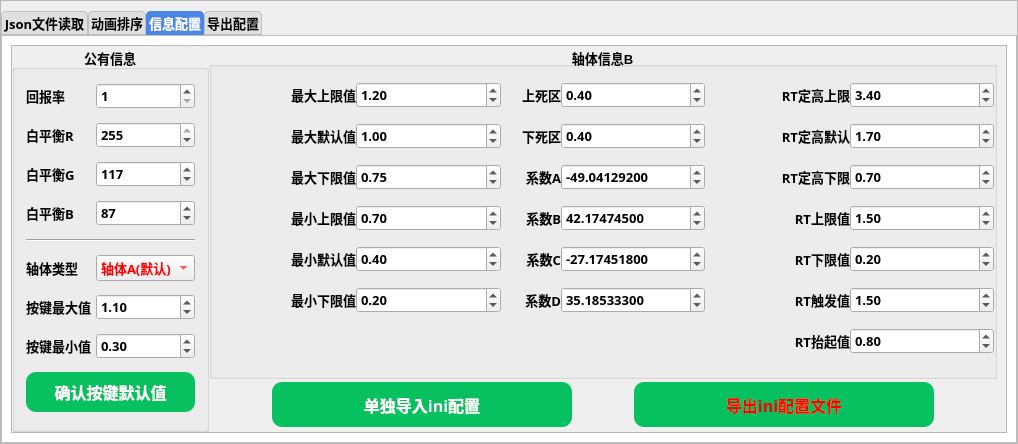
Qt form GY_FunctionUi/GY_GenerateBinFile.ui (GuangYanJiaoHu/GY_KeyMatrixConverter) before a commit.
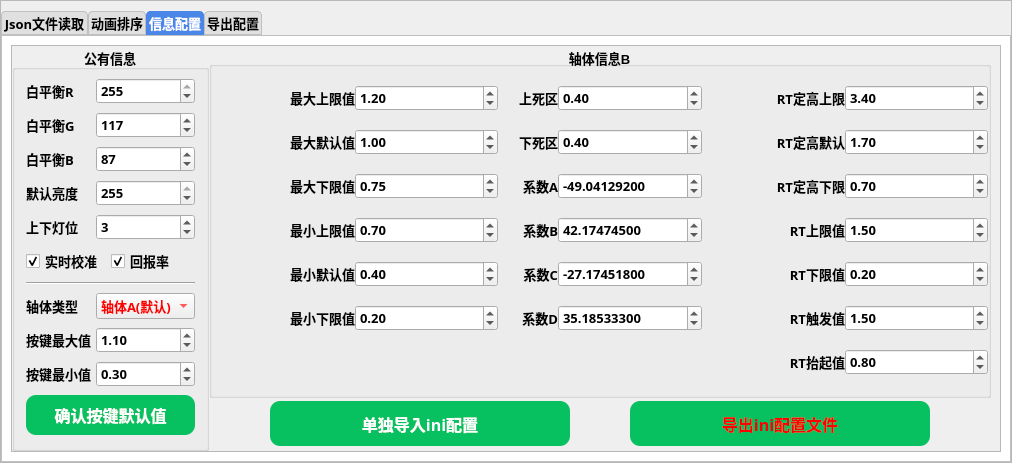
The same form after that commit. The open tabs and pages were chosen to show the change.

```diff
--- a/GY_FunctionUi/GY_GenerateBinFile.ui
+++ b/GY_FunctionUi/GY_GenerateBinFile.ui
@@ -6,8 +6,8 @@
    <rect>
     <x>0</x>
     <y>0</y>
-    <width>1018</width>
-    <height>444</height>
+    <width>1012</width>
+    <height>463</height>
    </rect>
   </property>
   <property name="windowTitle">
@@ -104,8 +104,8 @@
           <rect>
            <x>0</x>
            <y>0</y>
-           <width>1016</width>
-           <height>442</height>
+           <width>1010</width>
+           <height>461</height>
           </rect>
          </property>
          <property name="font">
@@ -775,8 +775,8 @@
                   <rect>
                    <x>0</x>
                    <y>0</y>
-                   <width>990</width>
-                   <height>378</height>
+                   <width>984</width>
+                   <height>397</height>
                   </rect>
                  </property>
                  <layout class="QGridLayout" name="gridLayout_7">
@@ -850,7 +850,224 @@
                      <property name="spacing">
                       <number>0</number>
                      </property>
-                     <item row="5" column="0">
+                     <item row="7" column="0">
+                      <layout class="QHBoxLayout" name="horizontalLayout_7">
+                       <item>
+                        <widget class="QLabel" name="label_dengWei">
+                         <property name="minimumSize">
+                          <size>
+                           <width>70</width>
+                           <height>0</height>
+                          </size>
+                         </property>
+                         <property name="maximumSize">
+                          <size>
+                           <width>70</width>
+                           <height>16777215</height>
+                          </size>
+                         </property>
+                         <property name="font">
+                          <font>
+                           <family>微软雅黑</family>
+                           <pointsize>10</pointsize>
+                           <bold>true</bold>
+                          </font>
+                         </property>
+                         <property name="text">
+                          <string>上下灯位</string>
+                         </property>
+                        </widget>
+                       </item>
+                       <item>
+                        <widget class="QSpinBox" name="spinBox_dengWei">
+                         <property name="font">
+                          <font>
+                           <family>微软雅黑</family>
+                           <pointsize>10</pointsize>
+                           <bold>true</bold>
+                          </font>
+                         </property>
+                         <property name="minimum">
+                          <number>1</number>
+                         </property>
+                         <property name="maximum">
+                          <number>4</number>
+                         </property>
+                         <property name="value">
+                          <number>3</number>
+                         </property>
+                        </widget>
+                       </item>
+                      </layout>
+                     </item>
+                     <item row="3" column="0">
+                      <layout class="QHBoxLayout" name="horizontalLayout_4">
+                       <item>
+                        <widget class="QLabel" name="label_whiteBalance_B">
+                         <property name="minimumSize">
+                          <size>
+                           <width>70</width>
+                           <height>0</height>
+                          </size>
+                         </property>
+                         <property name="maximumSize">
+                          <size>
+                           <width>70</width>
+                           <height>16777215</height>
+                          </size>
+                         </property>
+                         <property name="font">
+                          <font>
+                           <family>微软雅黑</family>
+                           <pointsize>10</pointsize>
+                           <bold>true</bold>
+                          </font>
+                         </property>
+                         <property name="text">
+                          <string>白平衡B</string>
+                         </property>
+                        </widget>
+                       </item>
+                       <item>
+                        <widget class="QSpinBox" name="spinBox_whiteBalance_B">
+                         <property name="font">
+                          <font>
+                           <family>微软雅黑</family>
+                           <pointsize>10</pointsize>
+                           <bold>true</bold>
+                          </font>
+                         </property>
+                         <property name="maximum">
+                          <number>255</number>
+                         </property>
+                         <property name="value">
+                          <number>87</number>
+                         </property>
+                        </widget>
+                       </item>
+                      </layout>
+                     </item>
+                     <item row="12" column="0">
+                      <layout class="QHBoxLayout" name="horizontalLayout_3">
+                       <item>
+                        <widget class="QLabel" name="label_keyMin">
+                         <property name="minimumSize">
+                          <size>
+                           <width>70</width>
+                           <height>0</height>
+                          </size>
+                         </property>
+                         <property name="maximumSize">
+                          <size>
+                           <width>70</width>
+                           <height>16777215</height>
+                          </size>
+                         </property>
+                         <property name="font">
+                          <font>
+                           <family>微软雅黑</family>
+                           <pointsize>10</pointsize>
+                           <bold>true</bold>
+                          </font>
+                         </property>
+                         <property name="text">
+                          <string>按键最小值</string>
+                         </property>
+                         <property name="alignment">
+                          <set>Qt::AlignmentFlag::AlignLeading|Qt::AlignmentFlag::AlignLeft|Qt::AlignmentFlag::AlignVCenter</set>
+                         </property>
+                        </widget>
+                       </item>
+                       <item>
+                        <widget class="QDoubleSpinBox" name="doubleSpinBox_keyMin">
+                         <property name="font">
+                          <font>
+                           <family>微软雅黑</family>
+                           <pointsize>10</pointsize>
+                           <bold>true</bold>
+                          </font>
+                         </property>
+                         <property name="value">
+                          <double>0.300000000000000</double>
+                         </property>
+                        </widget>
+                       </item>
+                      </layout>
+                     </item>
+                     <item row="13" column="0">
+                      <widget class="QPushButton" name="pushButton_keyMaxorMinValue">
+                       <property name="minimumSize">
+                        <size>
+                         <width>0</width>
+                         <height>40</height>
+                        </size>
+                       </property>
+                       <property name="maximumSize">
+                        <size>
+                         <width>16777215</width>
+                         <height>40</height>
+                        </size>
+                       </property>
+                       <property name="font">
+                        <font>
+                         <family>微软雅黑</family>
+                         <pointsize>12</pointsize>
+                         <bold>true</bold>
+                        </font>
+                       </property>
+                       <property name="text">
+                        <string>确认按键默认值</string>
+                       </property>
+                      </widget>
+                     </item>
+                     <item row="11" column="0">
+                      <layout class="QHBoxLayout" name="horizontalLayout_2">
+                       <item>
+                        <widget class="QLabel" name="label_keyMax">
+                         <property name="minimumSize">
+                          <size>
+                           <width>70</width>
+                           <height>0</height>
+                          </size>
+                         </property>
+                         <property name="maximumSize">
+                          <size>
+                           <width>70</width>
+                           <height>16777215</height>
+                          </size>
+                         </property>
+                         <property name="font">
+                          <font>
+                           <family>微软雅黑</family>
+                           <pointsize>10</pointsize>
+                           <bold>true</bold>
+                          </font>
+                         </property>
+                         <property name="text">
+                          <string>按键最大值</string>
+                         </property>
+                         <property name="alignment">
+                          <set>Qt::AlignmentFlag::AlignLeading|Qt::AlignmentFlag::AlignLeft|Qt::AlignmentFlag::AlignVCenter</set>
+                         </property>
+                        </widget>
+                       </item>
+                       <item>
+                        <widget class="QDoubleSpinBox" name="doubleSpinBox_keyMax">
+                         <property name="font">
+                          <font>
+                           <family>微软雅黑</family>
+                           <pointsize>10</pointsize>
+                           <bold>true</bold>
+                          </font>
+                         </property>
+                         <property name="value">
+                          <double>1.100000000000000</double>
+                         </property>
+                        </widget>
+                       </item>
+                      </layout>
+                     </item>
+                     <item row="10" column="0">
                       <layout class="QHBoxLayout" name="horizontalLayout">
                        <item>
                         <widget class="QLabel" name="label_shaftInfo_2">
@@ -922,103 +1139,6 @@
                        </item>
                       </layout>
                      </item>
-                     <item row="7" column="0">
-                      <layout class="QHBoxLayout" name="horizontalLayout_3">
-                       <item>
-                        <widget class="QLabel" name="label_keyMin">
-                         <property name="minimumSize">
-                          <size>
-                           <width>70</width>
-                           <height>0</height>
-                          </size>
-                         </property>
-                         <property name="maximumSize">
-                          <size>
-                           <width>70</width>
-                           <height>16777215</height>
-                          </size>
-                         </property>
-                         <property name="font">
-                          <font>
-                           <family>微软雅黑</family>
-                           <pointsize>10</pointsize>
-                           <bold>true</bold>
-                          </font>
-                         </property>
-                         <property name="text">
-                          <string>按键最小值</string>
-                         </property>
-                         <property name="alignment">
-                          <set>Qt::AlignmentFlag::AlignLeading|Qt::AlignmentFlag::AlignLeft|Qt::AlignmentFlag::AlignVCenter</set>
-                         </property>
-                        </widget>
-                       </item>
-                       <item>
-                        <widget class="QDoubleSpinBox" name="doubleSpinBox_keyMin">
-                         <property name="font">
-                          <font>
-                           <family>微软雅黑</family>
-                           <pointsize>10</pointsize>
-                           <bold>true</bold>
-                          </font>
-                         </property>
-                         <property name="value">
-                          <double>0.300000000000000</double>
-                         </property>
-                        </widget>
-                       </item>
-                      </layout>
-                     </item>
-                     <item row="1" column="0">
-                      <layout class="QHBoxLayout" name="horizontalLayout_6">
-                       <item>
-                        <widget class="QLabel" name="label_whiteBalance_R">
-                         <property name="minimumSize">
-                          <size>
-                           <width>70</width>
-                           <height>0</height>
-                          </size>
-                         </property>
-                         <property name="maximumSize">
-                          <size>
-                           <width>70</width>
-                           <height>16777215</height>
-                          </size>
-                         </property>
-                         <property name="font">
-                          <font>
-                           <family>微软雅黑</family>
-                           <pointsize>10</pointsize>
-                           <bold>true</bold>
-                          </font>
-                         </property>
-                         <property name="text">
-                          <string>白平衡R</string>
-                         </property>
-                        </widget>
-                       </item>
-                       <item>
-                        <widget class="QSpinBox" name="spinBox_whiteBalance_R">
-                         <property name="font">
-                          <font>
-                           <family>微软雅黑</family>
-                           <pointsize>10</pointsize>
-                           <bold>true</bold>
-                          </font>
-                         </property>
-                         <property name="maximum">
-                          <number>255</number>
-                         </property>
-                         <property name="value">
-                          <number>255</number>
-                         </property>
-                         <property name="displayIntegerBase">
-                          <number>10</number>
-                         </property>
-                        </widget>
-                       </item>
-                      </layout>
-                     </item>
                      <item row="2" column="0">
                       <layout class="QHBoxLayout" name="horizontalLayout_5">
                        <item>
@@ -1066,10 +1186,10 @@
                        </item>
                       </layout>
                      </item>
-                     <item row="0" column="0">
-                      <layout class="QHBoxLayout" name="horizontalLayout_7">
+                     <item row="1" column="0">
+                      <layout class="QHBoxLayout" name="horizontalLayout_6">
                        <item>
-                        <widget class="QLabel" name="label_returnSpeed">
+                        <widget class="QLabel" name="label_whiteBalance_R">
                          <property name="minimumSize">
                           <size>
                            <width>70</width>
@@ -1090,12 +1210,12 @@
                           </font>
                          </property>
                          <property name="text">
-                          <string>回报率</string>
+                          <string>白平衡R</string>
                          </property>
                         </widget>
                        </item>
                        <item>
-                        <widget class="QSpinBox" name="spinBox_returnSpeed">
+                        <widget class="QSpinBox" name="spinBox_whiteBalance_R">
                          <property name="font">
                           <font>
                            <family>微软雅黑</family>
@@ -1103,93 +1223,23 @@
                            <bold>true</bold>
                           </font>
                          </property>
-                         <property name="minimum">
-                          <number>1</number>
-                         </property>
                          <property name="maximum">
-                          <number>2</number>
+                          <number>255</number>
                          </property>
-                        </widget>
-                       </item>
-                      </layout>
-                     </item>
-                     <item row="6" column="0">
-                      <layout class="QHBoxLayout" name="horizontalLayout_2">
-                       <item>
-                        <widget class="QLabel" name="label_keyMax">
-                         <property name="minimumSize">
-                          <size>
-                           <width>70</width>
-                           <height>0</height>
-                          </size>
+                         <property name="value">
+                          <number>255</number>
                          </property>
-                         <property name="maximumSize">
-                          <size>
-                           <width>70</width>
-                           <height>16777215</height>
-                          </size>
+                         <property name="displayIntegerBase">
+                          <number>10</number>
                          </property>
-                         <property name="font">
-                          <font>
-                           <family>微软雅黑</family>
-                           <pointsize>10</pointsize>
-                           <bold>true</bold>
-                          </font>
-                         </property>
-                         <property name="text">
-                          <string>按键最大值</string>
-                         </property>
-                         <property name="alignment">
-                          <set>Qt::AlignmentFlag::AlignLeading|Qt::AlignmentFlag::AlignLeft|Qt::AlignmentFlag::AlignVCenter</set>
-                         </property>
                         </widget>
                        </item>
-                       <item>
-                        <widget class="QDoubleSpinBox" name="doubleSpinBox_keyMax">
-                         <property name="font">
-                          <font>
-                           <family>微软雅黑</family>
-                           <pointsize>10</pointsize>
-                           <bold>true</bold>
-                          </font>
-                         </property>
-                         <property name="value">
-                          <double>1.100000000000000</double>
-                         </property>
-                        </widget>
-                       </item>
                       </layout>
                      </item>
-                     <item row="8" column="0">
-                      <widget class="QPushButton" name="pushButton_keyMaxorMinValue">
-                       <property name="minimumSize">
-                        <size>
-                         <width>0</width>
-                         <height>40</height>
-                        </size>
-                       </property>
-                       <property name="maximumSize">
-                        <size>
-                         <width>16777215</width>
-                         <height>40</height>
-                        </size>
-                       </property>
-                       <property name="font">
-                        <font>
-                         <family>微软雅黑</family>
-                         <pointsize>12</pointsize>
-                         <bold>true</bold>
-                        </font>
-                       </property>
-                       <property name="text">
-                        <string>确认按键默认值</string>
-                       </property>
-                      </widget>
-                     </item>
-                     <item row="3" column="0">
-                      <layout class="QHBoxLayout" name="horizontalLayout_4">
+                     <item row="5" column="0">
+                      <layout class="QHBoxLayout" name="horizontalLayout_10">
                        <item>
-                        <widget class="QLabel" name="label_whiteBalance_B">
+                        <widget class="QLabel" name="label_liangDu">
                          <property name="minimumSize">
                           <size>
                            <width>70</width>
@@ -1210,12 +1260,12 @@
                           </font>
                          </property>
                          <property name="text">
-                          <string>白平衡B</string>
+                          <string>默认亮度</string>
                          </property>
                         </widget>
                        </item>
                        <item>
-                        <widget class="QSpinBox" name="spinBox_whiteBalance_B">
+                        <widget class="QSpinBox" name="spinBox_LiangDu">
                          <property name="font">
                           <font>
                            <family>微软雅黑</family>
@@ -1227,19 +1277,57 @@
                           <number>255</number>
                          </property>
                          <property name="value">
-                          <number>87</number>
+                          <number>255</number>
                          </property>
                         </widget>
                        </item>
                       </layout>
                      </item>
-                     <item row="4" column="0">
+                     <item row="9" column="0">
                       <widget class="Line" name="line">
                        <property name="orientation">
                         <enum>Qt::Orientation::Horizontal</enum>
                        </property>
                       </widget>
                      </item>
+                     <item row="8" column="0">
+                      <layout class="QHBoxLayout" name="horizontalLayout_9">
+                       <item>
+                        <widget class="QCheckBox" name="checkBox_shiShiJiaoZhun">
+                         <property name="font">
+                          <font>
+                           <family>微软雅黑</family>
+                           <pointsize>10</pointsize>
+                           <bold>true</bold>
+                          </font>
+                         </property>
+                         <property name="text">
+                          <string>实时校准</string>
+                         </property>
+                         <property name="checked">
+                          <bool>true</bool>
+                         </property>
+                        </widget>
+                       </item>
+                       <item>
+                        <widget class="QCheckBox" name="checkBox_returnSpeed">
+                         <property name="font">
+                          <font>
+                           <family>微软雅黑</family>
+                           <pointsize>10</pointsize>
+                           <bold>true</bold>
+                          </font>
+                         </property>
+                         <property name="text">
+                          <string>回报率</string>
+                         </property>
+                         <property name="checked">
+                          <bool>true</bool>
+                         </property>
+                        </widget>
+                       </item>
+                      </layout>
+                     </item>
                     </layout>
                    </widget>
                   </item>
```
Left out of the diff: 18 changed lines with no effect on the pictures.
